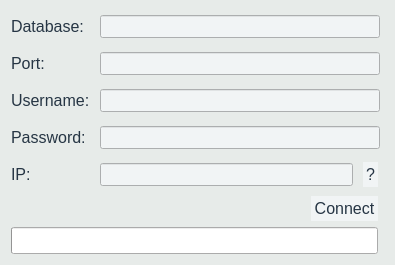
joshuawootonn/time-track, file Source/Time-Track/connectionform.ui: the form before one commit.
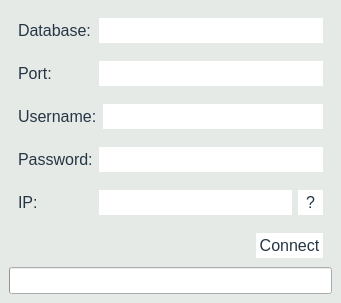
The form after the commit.

Diff of the .ui file:
```diff
--- a/Source/Time-Track/connectionform.ui
+++ b/Source/Time-Track/connectionform.ui
@@ -6,56 +6,174 @@
    <rect>
     <x>0</x>
     <y>0</y>
-    <width>395</width>
-    <height>261</height>
+    <width>341</width>
+    <height>254</height>
    </rect>
   </property>
   <property name="windowTitle">
    <string>Connection Setup</string>
   </property>
   <property name="styleSheet">
-   <string notr="true">QWidget#ConnectionForm{
+   <string notr="true">QDialog#ConnectionForm{
 
-background-color:#E7EBE9;
+background-color:#E5EAE7;
 }
 *{
 font-family:&quot;Calibri&quot;;
 font-size: 16px;
 color:#263544;
+}
 
+
+
+QStackedWidget{
+margin:0px;
+padding:0px;
 }
+
+
+QWidget{
+
+margin:0px;
+padding:0px;
+}
+QWidget#bigwidger{
+background-color:#E5EAE7;
+border:none;
+}
+
+
+
+QTableWidget{
+border:none;
+}
+QTextEdit{
+border:none;
+}
+
+
 QPushButton{
 padding:3px;
 border:none;
-background-color:#F1F4F5;
+background-color:#FFFFFF;
 }
 QPushButton:hover,QPushButton:hover{
 background-color:#E4E9EB;
 }
-QLineEdit{ 
-background-color:#F1F4F5;
-border: 0px solid 263544; 
-margin: 4px;
 
+
+QDateTimeEdit{
+border:none;
+background-color:#FFFFFF;
 }
-QLineEdit:hover{ 
-background-color:#F1F4F5;
-border: 1px solid 263544; 
+QDateEditTime:hover{
+border:none;
+background-color:#F4F9F6;
+}
+QDateEditTime::drop-down{
+border:none;
+}
+
+
+QComboBox{
+border:none;
+background-color:#FFFFFF;
+}
+QComboBox:hover {
+background-color:#D1D1D1;
+}
+QComboBox:drop-down{
+border:none;
+}
+
+
+QRadioButton{
+padding:0px;
+margin:0px;
+}
+
+
+QGroupBox {
+    border: 0px solid gray;
+	
+    margin-top: 0.5em;
+	margin-right:0px;
+	margin-left:0px;
+}
+QGroupBox::title {
+    subcontrol-origin: margin;
+    left: 10px;
+    padding: 0 3px 0 3px;
+}
+
+
+QCheckBox::indicator,QRadioButton::indicator{
+border:none;
+background-color:#FFFFFF;
+
+}
+
+QCheckBox::indicator:checked,QRadioButton::indicator:checked{
+border:none;
+background-color:#8DAA91;
+
+}
+QLineEdit,QTimeEdit,QDateEdit,QSpinBox,QDateTimeEdit{ 
+background-color:#FFFFFF;
+ border: 0px solid #D1D1D1;	
+
+}
+QLineEdit:hover,QTimeEdit:hover,QDateEdit:hover,QSpinBox:hover,QDateTimeEdit:hover{ 
+background-color:#FFFFFF;
+ border: 1px solid #D1D1D1;	
 }
 
 
 </string>
   </property>
-  <layout class="QGridLayout" name="gridLayout">
-   <item row="0" column="0" colspan="2">
+  <layout class="QVBoxLayout" name="verticalLayout">
+   <property name="spacing">
+    <number>0</number>
+   </property>
+   <property name="leftMargin">
+    <number>9</number>
+   </property>
+   <property name="topMargin">
+    <number>9</number>
+   </property>
+   <property name="rightMargin">
+    <number>9</number>
+   </property>
+   <property name="bottomMargin">
+    <number>9</number>
+   </property>
+   <item>
+    <widget class="QWidget" name="horizontalWidget" native="true">
+     <layout class="QHBoxLayout" name="horizontalLayout_3">
+      <property name="spacing">
+       <number>6</number>
+      </property>
+      <item>
     <widget class="QLabel" name="label_5">
+        <property name="minimumSize">
+         <size>
+          <width>75</width>
+          <height>0</height>
+         </size>
+        </property>
      <property name="text">
       <string>Database:</string>
      </property>
     </widget>
    </item>
-   <item row="0" column="2" colspan="2">
+      <item>
     <widget class="QLineEdit" name="databaseEdit">
+        <property name="minimumSize">
+         <size>
+          <width>0</width>
+          <height>25</height>
+         </size>
+        </property>
      <property name="inputMethodHints">
       <set>Qt::ImhHiddenText|Qt::ImhNoAutoUppercase|Qt::ImhNoPredictiveText|Qt::ImhSensitiveData</set>
      </property>
@@ -64,116 +182,175 @@
      </property>
     </widget>
    </item>
-   <item row="1" column="0">
+     </layout>
+    </widget>
+   </item>
+   <item>
+    <widget class="QWidget" name="horizontalWidget_2" native="true">
+     <layout class="QHBoxLayout" name="horizontalLayout_4">
+      <item>
     <widget class="QLabel" name="label_6">
+        <property name="minimumSize">
+         <size>
+          <width>75</width>
+          <height>0</height>
+         </size>
+        </property>
      <property name="text">
       <string>Port:</string>
      </property>
     </widget>
    </item>
-   <item row="10" column="0" colspan="3">
-    <widget class="QProgressBar" name="progress">
-     <property name="value">
-      <number>0</number>
-     </property>
-     <property name="orientation">
-      <enum>Qt::Horizontal</enum>
-     </property>
-     <property name="invertedAppearance">
-      <bool>false</bool>
-     </property>
-     <property name="format">
-      <string/>
-     </property>
-    </widget>
-   </item>
-   <item row="3" column="2" colspan="2">
-    <widget class="QLineEdit" name="passwordEdit">
-     <property name="echoMode">
-      <enum>QLineEdit::Password</enum>
-     </property>
-    </widget>
-   </item>
-   <item row="6" column="2" colspan="2">
-    <spacer name="verticalSpacer">
-     <property name="orientation">
-      <enum>Qt::Vertical</enum>
-     </property>
-     <property name="sizeHint" stdset="0">
+      <item>
+       <widget class="QLineEdit" name="portEdit">
+        <property name="minimumSize">
       <size>
-       <width>20</width>
-       <height>40</height>
-      </size>
-     </property>
-    </spacer>
-   </item>
-   <item row="3" column="0" colspan="2">
-    <widget class="QLabel" name="label_3">
-     <property name="text">
-      <string>Password:</string>
-     </property>
-    </widget>
-   </item>
-   <item row="2" column="2" colspan="2">
-    <widget class="QLineEdit" name="usernameEdit">
+          <width>0</width>
+          <height>25</height>
+         </size>
+        </property>
      <property name="inputMethodHints">
       <set>Qt::ImhHiddenText|Qt::ImhNoAutoUppercase|Qt::ImhNoPredictiveText|Qt::ImhSensitiveData</set>
      </property>
-    </widget>
-   </item>
-   <item row="2" column="0" colspan="2">
+        <property name="echoMode">
+         <enum>QLineEdit::Normal</enum>
+        </property>
+       </widget>
+      </item>
+     </layout>
+    </widget>
+   </item>
+   <item>
+    <widget class="QWidget" name="horizontalWidget_3" native="true">
+     <layout class="QHBoxLayout" name="horizontalLayout_5">
+      <item>
     <widget class="QLabel" name="label_4">
+        <property name="minimumSize">
+         <size>
+          <width>75</width>
+          <height>0</height>
+         </size>
+        </property>
      <property name="text">
       <string>Username:</string>
      </property>
     </widget>
    </item>
-   <item row="1" column="2" colspan="2">
-    <widget class="QLineEdit" name="portEdit">
+      <item>
+       <widget class="QLineEdit" name="usernameEdit">
+        <property name="minimumSize">
+         <size>
+          <width>0</width>
+          <height>25</height>
+         </size>
+        </property>
      <property name="inputMethodHints">
       <set>Qt::ImhHiddenText|Qt::ImhNoAutoUppercase|Qt::ImhNoPredictiveText|Qt::ImhSensitiveData</set>
      </property>
+       </widget>
+      </item>
+     </layout>
+    </widget>
+   </item>
+   <item>
+    <widget class="QWidget" name="horizontalWidget_4" native="true">
+     <layout class="QHBoxLayout" name="horizontalLayout_6">
+      <item>
+       <widget class="QLabel" name="label_3">
+        <property name="minimumSize">
+         <size>
+          <width>75</width>
+          <height>0</height>
+         </size>
+        </property>
+        <property name="text">
+         <string>Password:</string>
+        </property>
+       </widget>
+      </item>
+      <item>
+       <widget class="QLineEdit" name="passwordEdit">
+        <property name="minimumSize">
+         <size>
+          <width>0</width>
+          <height>25</height>
+         </size>
+        </property>
      <property name="echoMode">
-      <enum>QLineEdit::Normal</enum>
+         <enum>QLineEdit::Password</enum>
      </property>
     </widget>
    </item>
-   <item row="4" column="2">
+     </layout>
+    </widget>
+   </item>
+   <item>
+    <widget class="QWidget" name="horizontalWidget_5" native="true">
+     <layout class="QHBoxLayout" name="horizontalLayout_7">
+      <item>
     <layout class="QHBoxLayout" name="horizontalLayout_2">
      <item>
-      <widget class="QLineEdit" name="ipEdit">
-       <property name="inputMethodHints">
-        <set>Qt::ImhHiddenText|Qt::ImhNoAutoUppercase|Qt::ImhNoPredictiveText|Qt::ImhSensitiveData</set>
-       </property>
-      </widget>
-     </item>
-     <item>
-      <widget class="QPushButton" name="testConnection">
-       <property name="text">
-        <string>?</string>
-       </property>
-      </widget>
-     </item>
-    </layout>
-   </item>
-   <item row="4" column="0">
     <widget class="QLabel" name="label_2">
+          <property name="minimumSize">
+           <size>
+            <width>50</width>
+            <height>0</height>
+           </size>
+          </property>
+          <property name="maximumSize">
+           <size>
+            <width>75</width>
+            <height>16777215</height>
+           </size>
+          </property>
      <property name="text">
       <string>IP:</string>
      </property>
     </widget>
    </item>
-   <item row="9" column="0" colspan="3">
-    <layout class="QHBoxLayout" name="horizontalLayout">
-     <property name="sizeConstraint">
-      <enum>QLayout::SetFixedSize</enum>
+        <item>
+         <widget class="QComboBox" name="ipEdit">
+          <property name="minimumSize">
+           <size>
+            <width>0</width>
+            <height>25</height>
+           </size>
+          </property>
+          <property name="editable">
+           <bool>true</bool>
+          </property>
+         </widget>
+        </item>
+        <item>
+         <widget class="QPushButton" name="testConnection">
+          <property name="maximumSize">
+           <size>
+            <width>25</width>
+            <height>25</height>
+           </size>
+          </property>
+          <property name="text">
+           <string>?</string>
+          </property>
+         </widget>
+        </item>
+       </layout>
+      </item>
+     </layout>
+    </widget>
+   </item>
+   <item>
+    <widget class="QWidget" name="" native="true">
+     <layout class="QHBoxLayout" name="_2">
+      <property name="spacing">
+       <number>0</number>
      </property>
      <item>
       <widget class="QLabel" name="error">
        <property name="maximumSize">
         <size>
          <width>16777215</width>
-         <height>25</height>
+          <height>29</height>
         </size>
        </property>
        <property name="text">
@@ -196,12 +373,35 @@
      </item>
      <item>
       <widget class="QPushButton" name="connect">
+        <property name="maximumSize">
+         <size>
+          <width>16777215</width>
+          <height>25</height>
+         </size>
+        </property>
        <property name="text">
         <string>Connect</string>
        </property>
       </widget>
      </item>
     </layout>
+    </widget>
+   </item>
+   <item>
+    <widget class="QProgressBar" name="progress">
+     <property name="value">
+      <number>0</number>
+     </property>
+     <property name="orientation">
+      <enum>Qt::Horizontal</enum>
+     </property>
+     <property name="invertedAppearance">
+      <bool>false</bool>
+     </property>
+     <property name="format">
+      <string/>
+     </property>
+    </widget>
    </item>
   </layout>
  </widget>
```
Left out of the diff: 5 changed lines with no effect on the pictures. Lines whose indentation alone changed are shown as unchanged.
